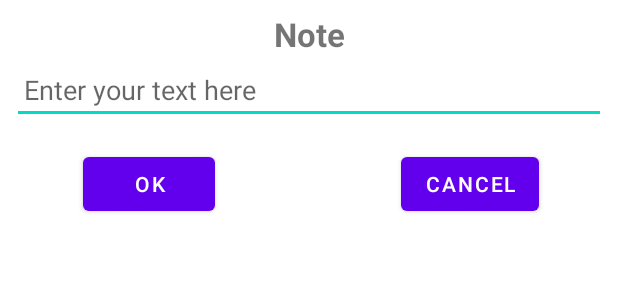
After one commit to sergey-shevtsov/Movie-Finder, an Android app: the layout detail_fragment_note_dialog.xml on its own in the app's theme, with its tools: preview values and no code run, on a phone screen of 412 x 824 dp. The commit adds this screen. Shown: the top 300 px of the screen. Run offline under Robolectric (Android 15) with nearby library versions, the phone set to English and light mode, and no system bars.

Commit message:
Реализовал сохранение заметки о фильме

```diff
--- a/app/src/main/java/com/example/android/moviefinder/model/local/HistoryDao.kt
+++ b/app/src/main/java/com/example/android/moviefinder/model/local/HistoryDao.kt
@@ -11,7 +11,7 @@ interface HistoryDao {
     @Query("SELECT * FROM HistoryEntity WHERE movieId IS :movieId")
     fun getHistoryByMovieId(movieId: Int): List<HistoryEntity>
 
-    @Insert(onConflict = OnConflictStrategy.IGNORE)
+    @Insert(onConflict = OnConflictStrategy.REPLACE)
     fun insert(historyEntity: HistoryEntity)
 
     @Update
--- a/app/src/main/java/com/example/android/moviefinder/model/local/HistoryDatabase.kt
+++ b/app/src/main/java/com/example/android/moviefinder/model/local/HistoryDatabase.kt
@@ -4,7 +4,7 @@ import androidx.room.Database
 import androidx.room.RoomDatabase
 
 @Database(
-    version = 2,
+    version = 3,
     entities = [HistoryEntity::class],
     exportSchema = true
 )
--- a/app/src/main/java/com/example/android/moviefinder/view/Utils.kt
+++ b/app/src/main/java/com/example/android/moviefinder/view/Utils.kt
@@ -2,6 +2,7 @@ package com.example.android.moviefinder.view
 
 import android.app.Activity
 import android.content.Context
+import android.text.Editable
 import android.view.View
 import androidx.appcompat.app.AppCompatActivity
 import androidx.fragment.app.FragmentActivity
@@ -61,3 +62,5 @@ fun Long.formatToPattern(pattern: String): String {
     val sdf = SimpleDateFormat(pattern, Locale.getDefault())
     return sdf.format(this)
 }
+
+fun String.toEditable(): Editable =  Editable.Factory.getInstance().newEditable(this)
--- /dev/null
+++ b/app/src/main/res/layout/detail_fragment_note_dialog.xml
@@ -0,0 +1,69 @@
+<?xml version="1.0" encoding="utf-8"?>
+<androidx.constraintlayout.widget.ConstraintLayout xmlns:android="http://schemas.android.com/apk/res/android"
+    android:layout_width="match_parent"
+    android:layout_height="match_parent"
+    android:paddingBottom="8dp"
+    android:paddingStart="8dp"
+    android:paddingEnd="8dp"
+    xmlns:app="http://schemas.android.com/apk/res-auto">
+
+    <androidx.constraintlayout.widget.Guideline
+        android:id="@+id/constraint_middle"
+        android:layout_width="0dp"
+        android:layout_height="0dp"
+        android:orientation="vertical"
+        app:layout_constraintGuide_percent="0.5"/>
+
+    <TextView
+        android:id="@+id/title"
+        android:layout_width="wrap_content"
+        android:layout_height="wrap_content"
+        android:text="@string/note"
+        android:layout_marginTop="8dp"
+        android:textSize="22sp"
+        android:textStyle="bold"
+        app:layout_constraintStart_toStartOf="parent"
+        app:layout_constraintEnd_toEndOf="parent"
+        app:layout_constraintTop_toTopOf="parent"/>
+
+    <EditText
+        android:id="@+id/note_edit_text"
+        android:layout_width="0dp"
+        android:layout_height="wrap_content"
+        android:paddingStart="8dp"
+        android:paddingEnd="8dp"
+        android:maxLines="5"
+        android:hint="@string/enter_your_text_here"
+        app:layout_constraintStart_toStartOf="parent"
+        app:layout_constraintEnd_toEndOf="parent"
+        app:layout_constraintTop_toBottomOf="@id/title"
+        android:autofillHints="Note text"
+        android:inputType="textMultiLine" />
+
+    <Button
+        android:id="@+id/positive_button"
+        android:layout_width="wrap_content"
+        android:layout_height="wrap_content"
+        android:text="@string/ok"
+        android:layout_marginTop="16dp"
+        android:layout_marginStart="8dp"
+        android:layout_marginEnd="24dp"
+        android:layout_marginBottom="16dp"
+        app:layout_constraintStart_toStartOf="parent"
+        app:layout_constraintTop_toBottomOf="@id/note_edit_text"
+        app:layout_constraintEnd_toEndOf="@id/constraint_middle"/>
+
+    <Button
+        android:id="@+id/negative_button"
+        android:layout_width="wrap_content"
+        android:layout_height="wrap_content"
+        android:text="@string/cancel"
+        android:layout_marginTop="16dp"
+        android:layout_marginEnd="8dp"
+        android:layout_marginStart="24dp"
+        android:layout_marginBottom="16dp"
+        app:layout_constraintEnd_toEndOf="parent"
+        app:layout_constraintTop_toBottomOf="@id/note_edit_text"
+        app:layout_constraintStart_toStartOf="@id/constraint_middle"/>
+
+</androidx.constraintlayout.widget.ConstraintLayout>
--- a/app/src/main/res/layout/history_item.xml
+++ b/app/src/main/res/layout/history_item.xml
@@ -4,12 +4,14 @@
     xmlns:tools="http://schemas.android.com/tools"
     app:cardCornerRadius="5dp"
     android:elevation="@dimen/base_elevation"
+    android:layout_marginTop="16dp"
     android:layout_width="match_parent"
     android:layout_height="wrap_content">
 
     <androidx.constraintlayout.widget.ConstraintLayout
         android:layout_width="match_parent"
-        android:layout_height="match_parent">
+        android:layout_height="match_parent"
+        android:padding="4dp">
 
         <TextView
             android:id="@+id/timestamp"
--- a/app/src/main/res/values/strings.xml
+++ b/app/src/main/res/values/strings.xml
@@ -35,4 +35,8 @@
     <string name="history">History</string>
     <string name="empty_data">There is nothing here yet</string>
     <string name="add_note">Add note</string>
+    <string name="note">Note</string>
+    <string name="ok">OK</string>
+    <string name="cancel">Cancel</string>
+    <string name="enter_your_text_here">Enter your text here</string>
 </resources>
```
Also changed, not shown: app/src/main/java/com/example/android/moviefinder/app/App.kt (+16 -1 lines), app/src/main/java/com/example/android/moviefinder/model/local/HistoryEntity.kt (+7 -3 lines), app/src/main/java/com/example/android/moviefinder/view/detail/DetailFragment.kt (+21 -11 lines), app/src/main/java/com/example/android/moviefinder/view/detail/NoteDialogFragment.kt (added, +66 -0 lines), app/src/main/java/com/example/android/moviefinder/view/history/HistoryFragment.kt (+15 -0 lines), 1 other file.
